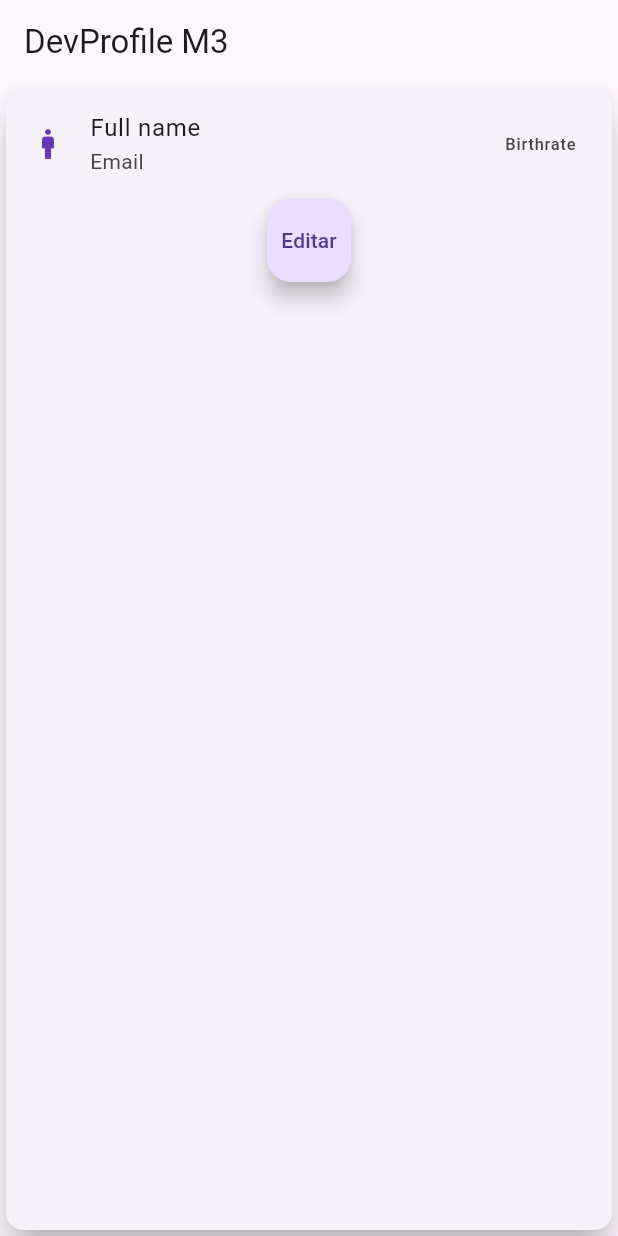
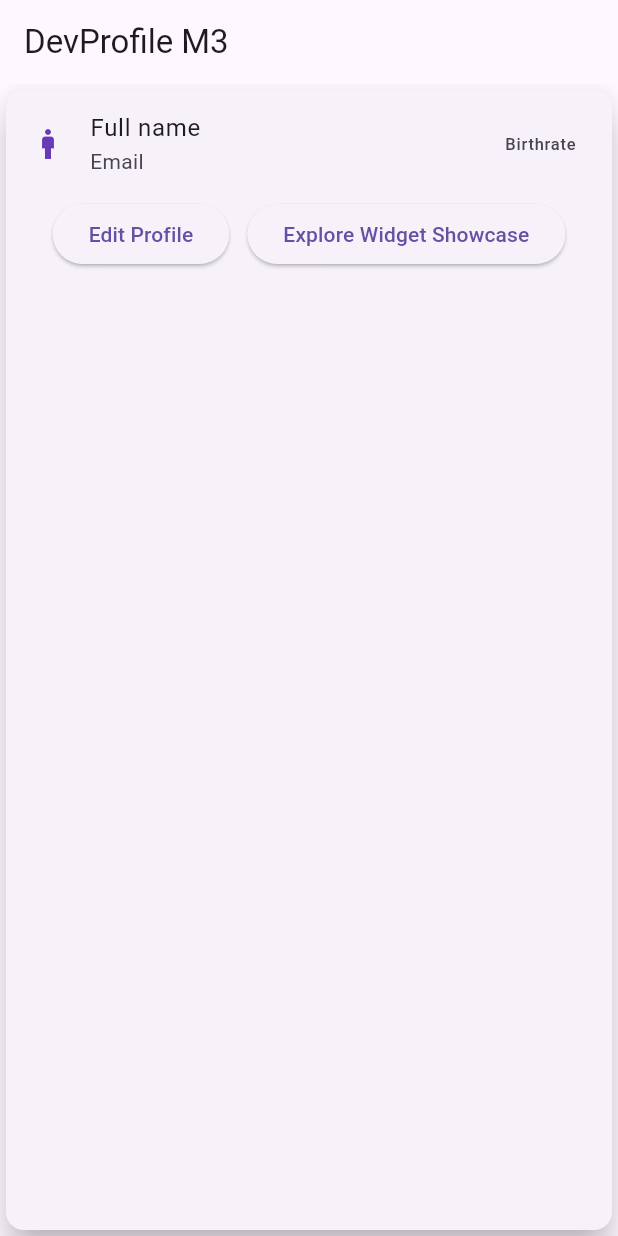
Before and after one commit to victorantonioalvarez-ux/practica2pmm, a Flutter app: the screen it shows after launch, on a phone screen of 412 x 824 dp. Run offline on Flutter 3.47's test engine with Material 3 defaults, Android fonts, the phone set to English and light mode, and no system bars.

Commit message:
feat: creado boton de widgets

```diff
--- a/lib/screens/home_screen.dart
+++ b/lib/screens/home_screen.dart
@@ -25,9 +25,14 @@ class HomeScreen extends StatelessWidget {
             Row(
               mainAxisAlignment: MainAxisAlignment.center,
               children: [
-                FloatingActionButton(onPressed: (){
+                ElevatedButton(onPressed: (){
                   Navigator.pushNamed(context, "/edit");
-                }, child: const Text("Editar"))
+                }, child: const Text("Edit Profile")),
+                SizedBox(width: 12,),
+                ElevatedButton(onPressed: (){
+                  Navigator.pushNamed(context, "/widgets");
+                }, child: const Text("Explore Widget Showcase")),
+
               ],
             )
         ]
```
